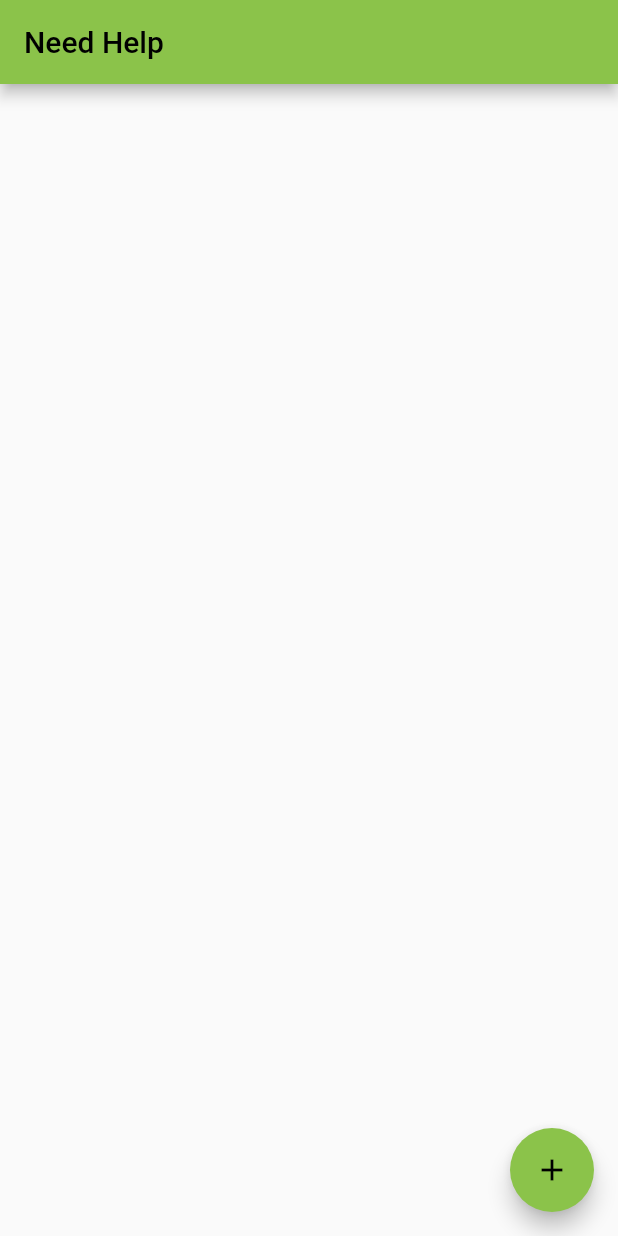
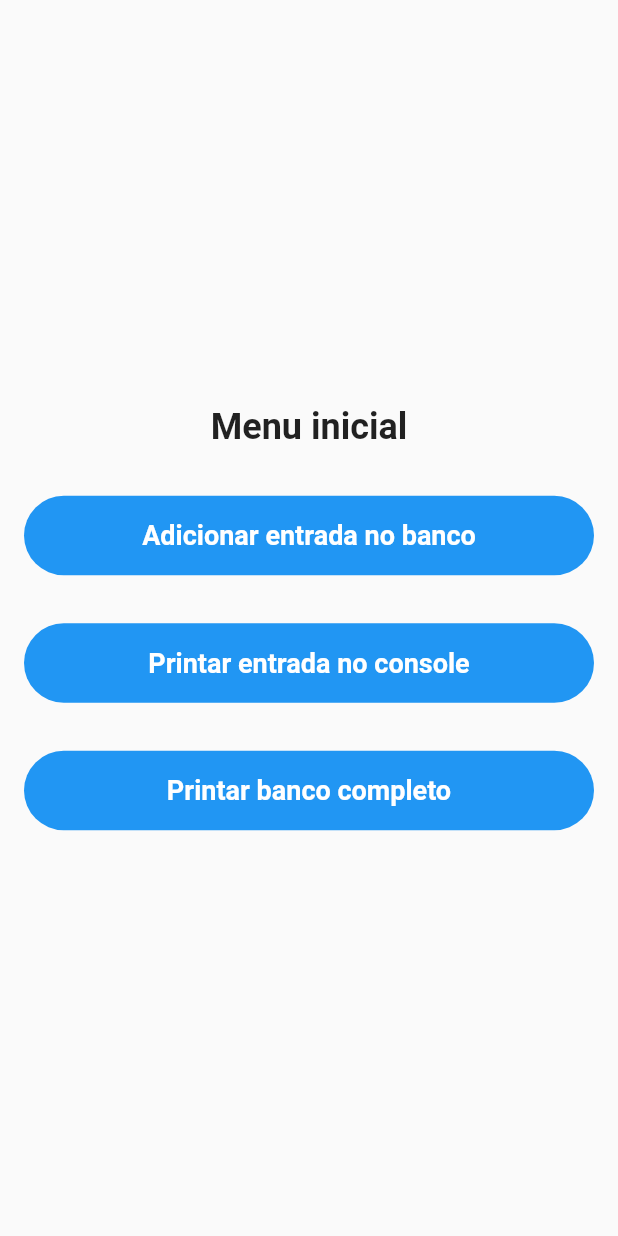
Before and after one commit to Bullamano/fiap-grupoj-fase2, a Flutter app: the screen it shows after launch, on a phone screen of 412 x 824 dp. Run offline on Flutter 3.47's test engine with Material 2 defaults, Android fonts, the phone set to English and light mode, and no system bars; our stand-ins replace google_fonts, sqflite; accounts and stored records are empty.

Commit message:
Telas rudimentares e comunicação com banco SQLite

```diff
--- a/lib/helpers/database_helper.dart
+++ b/lib/helpers/database_helper.dart
@@ -1,23 +1,37 @@
 import 'dart:io';
+import 'package:need_help/models/tutorial_item.dart';
 import 'package:path/path.dart';
 import 'package:flutter/foundation.dart';
-import 'package:sqflite/sqflite.dart' as sql;
+import 'package:sqflite/sqflite.dart';
 
+///Classe helper para ações com o DB
 class DatabaseHelper {
 
-  static final table = 'items';
+  //Nomes de tabela e colunas
+  static final table = 'tutorialItems';
   static final columnId = 'id';
   static final columnNome = 'nome';
   static final columnMateriais = 'materiais';
   static final columnPassos = 'passos';
-  static final columnUrlFoto = 'urlfoto';
+  static final columnUrlFoto = 'urlFoto';
   static final columnCategoria = 'categoria';
   static final columnCreatedAt = 'createdAt';
 
-  static Future<void> createTables(sql.Database database) async {
+  ///Método de abertura e criação do banco
+  static Future<Database> db() async {
+    return openDatabase(
+      join(await getDatabasesPath(), 'needhelpdatabase.db'),
+      version: 1,
+      onCreate: (Database database, int version) async {
+        return await createTables(database);
+      },
+    );
+  }
+
+  ///Criação de tabela
+  static Future<void> createTables(Database database) async {
     await database.execute("""CREATE TABLE $table(
-        id INTEGER PRIMARY KEY AUTOINCREMENT NOT NULL,
-        $columnId INTEGER PRIMARY KEY,
+        $columnId INTEGER PRIMARY KEY AUTOINCREMENT NOT NULL,
         $columnNome TEXT NOT NULL,
         $columnMateriais TEXT NOT NULL,
         $columnPassos TEXT NOT NULL,
@@ -28,73 +42,77 @@ class DatabaseHelper {
       """);
   }
 
-  static Future<sql.Database> db() async {
-    return sql.openDatabase(
-      'NeedHelpDB.db',
-      version: 1,
-      onCreate: (sql.Database database, int version) async {
-        await createTables(database);
-      },
-    );
+  ///Criação de item
+  static Future<int?> createItem(TutorialItem tutorialItem) async {
+    final db = await DatabaseHelper.db();
+
+    await db.insert(DatabaseHelper.table, tutorialItem.toMap(),
+        conflictAlgorithm: ConflictAlgorithm.replace);
+
+    //TODO Retirar prints
+    print(tutorialItem.toString());
+
+    return tutorialItem.id;
   }
 
-  static Future<int> createItem(String nome,
-                                String materiais,
-                                String passos,
-                                String? urlfoto,
-                                String? categoria) async {
-    final db = await DatabaseHelper.db();
+  ///Recuperação de itens da tabela
+  static Future<List<TutorialItem>> getItems() async {
+    final data = await _getItemsDB();
 
-    final data = {
-      DatabaseHelper.columnNome: nome,
-      DatabaseHelper.columnMateriais: materiais,
-      DatabaseHelper.columnPassos: passos,
-      DatabaseHelper.columnUrlFoto: urlfoto,
-      DatabaseHelper.columnCategoria: categoria
-    };
+    List<Map<String, dynamic>> _items = [];
+    _items = data;
 
-    final id = await db.insert(DatabaseHelper.table, data,
-        conflictAlgorithm: sql.ConflictAlgorithm.replace);
-    return id;
+    return List.generate(_items.length, (index) {
+      return TutorialItem(
+          id: _items[index]['id'],
+          nome: _items[index]['nome'],
+          materiais: _items[index]['materiais'],
+          passos: _items[index]['passos'],
+          urlFoto: _items[index]['urlFoto'],
+          categoria: _items[index]['categoria']);
+    });
   }
 
-  // Read all items (journals)
-  static Future<List<Map<String, dynamic>>> getItems() async {
+  ///Método privado intermediário para recuperação de itens
+  static Future<List<Map<String, dynamic>>> _getItemsDB() async {
     final db = await DatabaseHelper.db();
     return db.query(DatabaseHelper.table, orderBy: DatabaseHelper.columnId);
   }
 
-  // Read a single item by id
-  // The app doesn't use this method but I put here in case you want to see it
-  static Future<List<Map<String, dynamic>>> getItem(int id) async {
+  ///Recuperação de um item específico por ID
+  static Future<List<TutorialItem>> getItem(int id) async {
+    final data = await _getItemDB(id);
+
+    List<Map<String, dynamic>> _item = [];
+    _item = data;
+
+    return List.generate(_item.length, (index) {
+      return TutorialItem(
+          id: _item[index]['id'],
+          nome: _item[index]['nome'],
+          materiais: _item[index]['materiais'],
+          passos: _item[index]['passos'],
+          urlFoto: _item[index]['urlFoto'],
+          categoria: _item[index]['categoria']);
+    });
+  }
+
+  ///Método privado intermediário para recuperação de itens específicos por ID
+  static Future<List<Map<String, dynamic>>> _getItemDB(int id) async {
     final db = await DatabaseHelper.db();
     return db.query(DatabaseHelper.table, where: "id = ?", whereArgs: [id], limit: 1);
   }
 
-  // Update an item by id
-  static Future<int> updateItem(int id,
-                                String nome,
-                                String materiais,
-                                String passos,
-                                String? urlfoto,
-                                String? categoria) async {
+  ///Modificação de registro
+  static Future<int> updateItem(TutorialItem tutorialItem) async {
     final db = await DatabaseHelper.db();
 
-    final data = {
-      DatabaseHelper.columnNome: nome,
-      DatabaseHelper.columnMateriais: materiais,
-      DatabaseHelper.columnPassos: passos,
-      DatabaseHelper.columnUrlFoto: urlfoto,
-      DatabaseHelper.columnCategoria: categoria,
-      DatabaseHelper.columnCreatedAt: DateTime.now().toString()
-    };
-
-    final result =
-    await db.update(DatabaseHelper.table, data, where: "id = ?", whereArgs: [id]);
+    final result = await db.update(DatabaseHelper.table, tutorialItem.toMap(),
+        where: "id = ?", whereArgs: [tutorialItem.id]);
     return result;
   }
 
-  // Delete
+  ///Delete de registro
   static Future<void> deleteItem(int id) async {
     final db = await DatabaseHelper.db();
     try {
--- a/lib/main.dart
+++ b/lib/main.dart
@@ -1,188 +1,31 @@
 // main.dart
 import 'package:flutter/material.dart';
+import 'package:need_help/screens/home_screen.dart';
+import 'package:need_help/screens/tutorial_screen.dart';
 
-import 'helpers/database_helper.dart';
-
+/// Main
 void main() {
   runApp(const MyApp());
 }
 
+/// Classe principal com rotas para telas
 class MyApp extends StatelessWidget {
   const MyApp({Key? key}) : super(key: key);
 
   @override
   Widget build(BuildContext context) {
     return MaterialApp(
-      // Remove the debug banner
-        debugShowCheckedModeBanner: false,
-        title: 'Need Help',
-        theme: ThemeData(
-          primarySwatch: Colors.lightGreen,
-        ),
-        home: const HomePage());
-  }
-}
-
-class HomePage extends StatefulWidget {
-  const HomePage({Key? key}) : super(key: key);
-
-  @override
-  _HomePageState createState() => _HomePageState();
-}
-
-class _HomePageState extends State<HomePage> {
-  // All journals
-  List<Map<String, dynamic>> _journals = [];
-
-  bool _isLoading = true;
-  // This function is used to fetch all data from the database
-  void _refreshJournals() async {
-    final data = await DatabaseHelper.getItems();
-    setState(() {
-      _journals = data;
-      _isLoading = false;
-    });
-  }
-
-  @override
-  void initState() {
-    super.initState();
-    _refreshJournals(); // Loading the diary when the app starts
-  }
-
-  final TextEditingController _titleController = TextEditingController();
-  final TextEditingController _descriptionController = TextEditingController();
-
-  // This function will be triggered when the floating button is pressed
-  // It will also be triggered when you want to update an item
-  void _showForm(int? id) async {
-    if (id != null) {
-      // id == null -> create new item
-      // id != null -> update an existing item
-      final existingJournal =
-      _journals.firstWhere((element) => element['id'] == id);
-      _titleController.text = existingJournal['nome'];
-      _descriptionController.text = existingJournal['categoria'];
-    }
-
-    showModalBottomSheet(
-        context: context,
-        elevation: 5,
-        isScrollControlled: true,
-        builder: (_) => Container(
-          padding: EdgeInsets.only(
-            top: 15,
-            left: 15,
-            right: 15,
-            // this will prevent the soft keyboard from covering the text fields
-            bottom: MediaQuery.of(context).viewInsets.bottom + 120,
-          ),
-          child: Column(
-            mainAxisSize: MainAxisSize.min,
-            crossAxisAlignment: CrossAxisAlignment.end,
-            children: [
-              TextField(
-                controller: _titleController,
-                decoration: const InputDecoration(hintText: 'Title'),
-              ),
-              const SizedBox(
-                height: 10,
-              ),
-              TextField(
-                controller: _descriptionController,
-                decoration: const InputDecoration(hintText: 'Description'),
-              ),
-              const SizedBox(
-                height: 20,
-              ),
-              ElevatedButton(
-                onPressed: () async {
-                  // Save new journal
-                  if (id == null) {
-                    await _addItem();
-                  }
-
-                  if (id != null) {
-                    await _updateItem(id);
-                  }
-
-                  // Clear the text fields
-                  _titleController.text = '';
-                  _descriptionController.text = '';
-
-                  // Close the bottom sheet
-                  Navigator.of(context).pop();
-                },
-                child: Text(id == null ? 'Create New' : 'Update'),
-              )
-            ],
-          ),
-        ));
-  }
-
-// Insert a new journal to the database
-  Future<void> _addItem() async {
-    await DatabaseHelper.createItem(
-        _titleController.text, 'materiais', 'passo', 'url', _descriptionController.text);
-    _refreshJournals();
-  }
-
-  // Update an existing journal
-  Future<void> _updateItem(int id) async {
-    await DatabaseHelper.updateItem(
-        id, _titleController.text, 'materiais', 'passo', 'url', _descriptionController.text);
-    _refreshJournals();
-  }
-
-  // Delete an item
-  void _deleteItem(int id) async {
-    await DatabaseHelper.deleteItem(id);
-    ScaffoldMessenger.of(context).showSnackBar(const SnackBar(
-      content: Text('Successfully deleted a journal!'),
-    ));
-    _refreshJournals();
-  }
-
-  @override
-  Widget build(BuildContext context) {
-    return Scaffold(
-      appBar: AppBar(
-        title: const Text('Need Help'),
+      title: 'Flutter Demo',
+      theme: ThemeData(
+        primarySwatch: Colors.blue,
       ),
-      body: _isLoading
-          ? const Center(
-        child: CircularProgressIndicator(),
-      )
-          : ListView.builder(
-        itemCount: _journals.length,
-        itemBuilder: (context, index) => Card(
-          color: Colors.lightGreen[200],
-          margin: const EdgeInsets.all(15),
-          child: ListTile(
-              title: Text(_journals[index]['nome']),
-              subtitle: Text(_journals[index]['categoria']),
-              trailing: SizedBox(
-                width: 100,
-                child: Row(
-                  children: [
-                    IconButton(
-                      icon: const Icon(Icons.edit),
-                      onPressed: () => _showForm(_journals[index]['id']),
-                    ),
-                    IconButton(
-                      icon: const Icon(Icons.delete),
-                      onPressed: () =>
-                          _deleteItem(_journals[index]['id']),
-                    ),
-                  ],
-                ),
-              )),
-        ),
-      ),
-      floatingActionButton: FloatingActionButton(
-        child: const Icon(Icons.add),
-        onPressed: () => _showForm(null),
-      ),
+      initialRoute: HomeScreen.id,
+      routes: {
+        HomeScreen.id: (context) => const HomeScreen(),
+        TutorialScreen.id: (context) => TutorialScreen(
+            arguments: ModalRoute.of(context)?.settings.arguments
+                as TutorialScreenArguments),
+      },
     );
   }
 }
--- /dev/null
+++ b/lib/models/tutorial_item.dart
@@ -0,0 +1,39 @@
+///Classe de modelo para itens do banco de dados (tutoriais)
+class TutorialItem {
+  final int? id;
+  final String nome;
+  final String materiais;
+  final String passos;
+  final String? urlFoto;
+  final String? categoria;
+
+  ///Construtor
+  ///ID não é required pois
+  ///é gerado automaticamente pelo DB
+  const TutorialItem({
+    this.id,
+    required this.nome,
+    required this.materiais,
+    required this.passos,
+    required this.urlFoto,
+    required this.categoria,
+  });
+
+  ///Mapeamento para objeto
+  Map<String, dynamic> toMap(){
+    return{
+      'id': id,
+      'nome': nome,
+      'materiais': materiais,
+      'passos': passos,
+      'urlFoto': urlFoto,
+      'categoria': categoria,
+    };
+  }
+
+  ///toString para facilitar prints
+  @override
+  String toString(){
+    return 'TutorialItem{id: $id, nome: $nome, categoria: $categoria}';
+  }
+}
--- /dev/null
+++ b/lib/screens/home_screen.dart
@@ -0,0 +1,202 @@
+import 'package:flutter/material.dart';
+import 'package:need_help/models/tutorial_item.dart';
+import '../helpers/database_helper.dart';
+
+///StatefulWidget da tela Home
+class HomeScreen extends StatefulWidget {
+  static const String id = 'home_screen';
+
+  const HomeScreen({Key? key}) : super(key: key);
+
+  @override
+  State<HomeScreen> createState() => _HomeScreenState();
+}
+
+///Classe regente da tela Home
+class _HomeScreenState extends State<HomeScreen> {
+
+  ///Itens completos do banco a serem mostrados
+  ///na tela
+  List<TutorialItem> _tutorialItems = [];
+
+  //Funçãoo para denotar carregamento da aplicação
+  //bool _isLoading = true;
+
+  ///Método para recuperar os itens do banco
+  void _refreshItems() async {
+    final data = await DatabaseHelper.getItems();
+    setState(() {
+      _tutorialItems = data;
+      //_isLoading = false;
+    });
+  }
+
+  //TODO separar a lógica de banco em uma classe própria
+
+  ///Método para inserir um item novo no banco
+  Future<void> _addItem(
+    String nome,
+    String materiais,
+    String passos,
+    String? urlFoto,
+    String? categoria,
+  ) async {
+    TutorialItem tutorialItem = new TutorialItem(
+        nome: nome,
+        materiais: materiais,
+        passos: passos,
+        urlFoto: urlFoto,
+        categoria: categoria);
+    await DatabaseHelper.createItem(tutorialItem);
+
+    print('Insert: done');
+
+    _refreshItems();
+  }
+
+  ///Método para atualizar uma entrada no banco
+  Future<void> _updateItem(
+    int id,
+    String nome,
+    String materiais,
+    String passos,
+    String? urlFoto,
+    String? categoria,
+  ) async {
+    TutorialItem tutorialItem = new TutorialItem(
+        nome: nome,
+        materiais: materiais,
+        passos: passos,
+        urlFoto: urlFoto,
+        categoria: categoria);
+    await DatabaseHelper.updateItem(tutorialItem);
+    _refreshItems();
+  }
+
+  ///Método para deletar uma entrada do banco
+  void _deleteItem(int id) async {
+    await DatabaseHelper.deleteItem(id);
+    ScaffoldMessenger.of(context).showSnackBar(const SnackBar(
+      content: Text('Successfully deleted!'),
+    ));
+    _refreshItems();
+  }
+
+  ///Estado inicial.
+  ///Busca os itens do banco para popular a tela
+  @override
+  void initState() {
+    super.initState();
+    _refreshItems();
+  }
+
+  //TODO reformular a tela (a atual é apenas uma prova de conceito para o banco)
+  ///Build
+  @override
+  Widget build(BuildContext context) {
+    return Scaffold(
+      body: Column(
+        mainAxisAlignment: MainAxisAlignment.center,
+        children: [
+          const Text(
+            'Menu inicial',
+            style: TextStyle(
+              fontSize: 24,
+              fontWeight: FontWeight.bold,
+            ),
+          ),
+          const SizedBox(height: 32),
+          Padding(
+            padding: const EdgeInsets.symmetric(horizontal: 16),
+            child: InkWell(
+              onTap: () {
+                //TODO Allan: colocar os itens iniciais do banco
+                _addItem('Lasagna',
+                    'Queijo, presunto, etc.',
+                    'Compre a lasagna pronta no mercado.',
+                    'https://www.jessicagavin.com/wp-content/uploads/2017/07/meat-lasagna-1200.jpg',
+                     'Comidas');
+                //print('Clicado');
+              },
+              child: Ink(
+                decoration: BoxDecoration(
+                  borderRadius: BorderRadius.circular(1000),
+                  color: Colors.blue,
+                ),
+                child: Center(
+                  child: Padding(
+                    padding: const EdgeInsets.all(16),
+                    child: Text(
+                      'Adicionar entrada no banco',
+                      style: const TextStyle(
+                        fontSize: 18,
+                        color: Colors.white,
+                        fontWeight: FontWeight.bold,
+                      ),
+                    ),
+                  ),
+                ),
+              ),
+            ),
+          ),
+          const SizedBox(height: 32),
+          Padding(
+            padding: const EdgeInsets.symmetric(horizontal: 16),
+            child: InkWell(
+              onTap: () {
+                print(_tutorialItems[0].toString());
+              },
+              child: Ink(
+                decoration: BoxDecoration(
+                  borderRadius: BorderRadius.circular(1000),
+                  color: Colors.blue,
+                ),
+                child: Center(
+                  child: Padding(
+                    padding: const EdgeInsets.all(16),
+                    child: Text(
+                      'Printar entrada no console',
+                      style: const TextStyle(
+                        fontSize: 18,
+                        color: Colors.white,
+                        fontWeight: FontWeight.bold,
+                      ),
+                    ),
+                  ),
+                ),
+              ),
+            ),
+          ),
+          const SizedBox(height: 32),
+          Padding(
+            padding: const EdgeInsets.symmetric(horizontal: 16),
+            child: InkWell(
+              onTap: () {
+                print(_tutorialItems.toString());
+              },
+              child: Ink(
+                decoration: BoxDecoration(
+                  borderRadius: BorderRadius.circular(1000),
+                  color: Colors.blue,
+                ),
+                child: Center(
+                  child: Padding(
+                    padding: const EdgeInsets.all(16),
+                    child: Text(
+                      'Printar banco completo',
+                      style: const TextStyle(
+                        fontSize: 18,
+                        color: Colors.white,
+                        fontWeight: FontWeight.bold,
+                      ),
+                    ),
+                  ),
+                ),
+              ),
+            ),
+          )
+        ],
+      ),
+    );
+  }
+}
--- /dev/null
+++ b/lib/screens/tutorial_screen.dart
@@ -0,0 +1,53 @@
+import 'package:flutter/material.dart';
+import 'package:google_fonts/google_fonts.dart';
+
+///Argumentos para as telas de tutoriais
+class TutorialScreenArguments {
+
+  TutorialScreenArguments({
+    required this.nome,
+    required this.materiais,
+    required this.passos,
+    required this.urlFoto,
+    required this.categoria,
+  });
+
+  String nome;
+  String materiais;
+  String passos;
+  String urlFoto;
+  String categoria;
+
+}
+
+///Telas de tutoriais com informações vindas do banco
+class TutorialScreen extends StatelessWidget {
+  static const id = 'tutorial_screen';
+
+  const TutorialScreen({
+    Key? key,
+    required this.arguments,
+  }) : super(key: key);
+
+  ///Argumentos necessários para a tela
+  final TutorialScreenArguments? arguments;
+
+  @override
+  Widget build(BuildContext context) {
+    return Scaffold(
+      appBar: AppBar(),
+      backgroundColor: Colors.lightGreen,
+      body: SafeArea(
+        child: Padding(
+          padding: const EdgeInsets.all(16),
+          child: Column(
+            mainAxisAlignment: MainAxisAlignment.center,
+            children: [
+              //TODO: Parte de dentro da tela recebendo as variáveis
+            ],
+          ),
+        ),
+      ),
+    );
+  }
+}
--- a/pubspec.yaml
+++ b/pubspec.yaml
@@ -35,6 +35,8 @@ dependencies:
   # The following adds the Cupertino Icons font to your application.
   # Use with the CupertinoIcons class for iOS style icons.
   cupertino_icons: ^1.0.2
+
+  google_fonts: ^3.0.1
 
 dev_dependencies:
   flutter_test:
```
Also changed, not shown: pubspec.lock.
